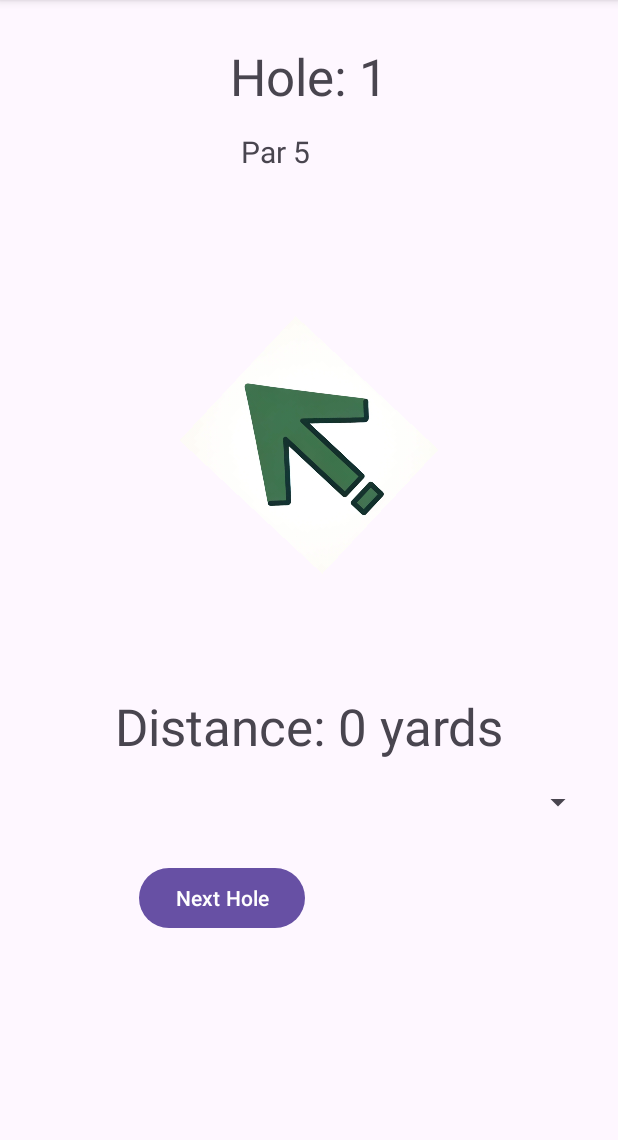
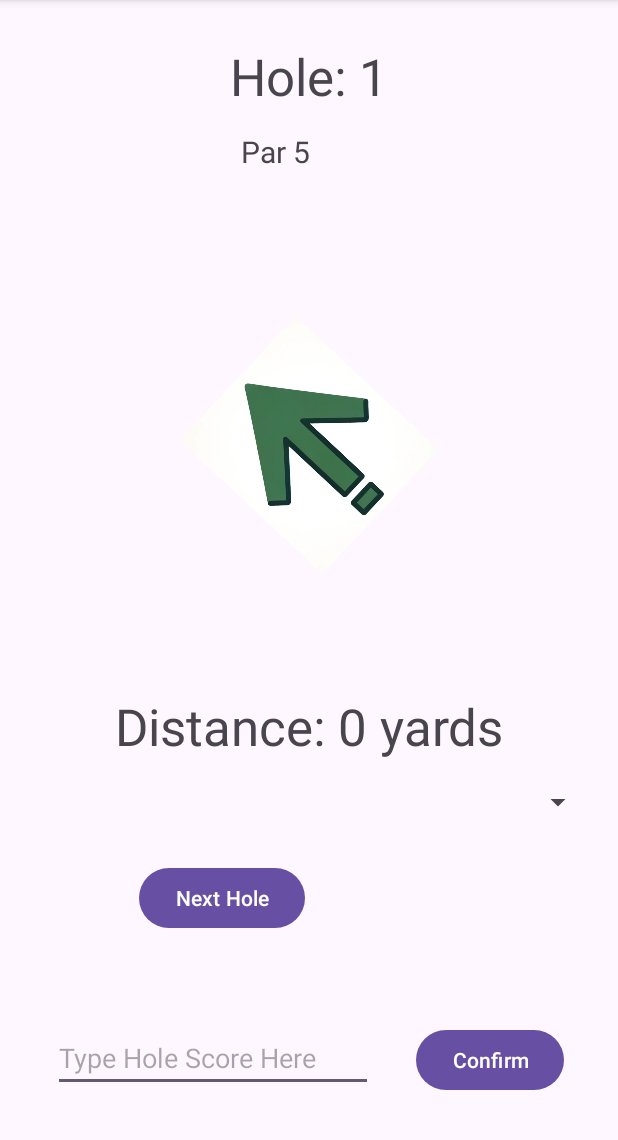
Before and after one commit to knagpal2/BadgerTee, an Android app: the RangeFinder screen opened directly, with no data from a screen before it, on a phone screen of 412 x 824 dp, the part 96-1236 px from its top. Run offline under Robolectric (Android 15) with nearby library versions, the phone set to English and light mode, and no system bars; 4 statements that could not run were skipped.

Commit message:
Created functionality to track each players hole by hole scores using a hashmap

```diff
--- a/app/src/main/res/layout/activity_range_finder.xml
+++ b/app/src/main/res/layout/activity_range_finder.xml
@@ -72,4 +72,30 @@
         app:layout_constraintStart_toEndOf="@+id/btnNextHole"
         app:layout_constraintTop_toBottomOf="@+id/yardage" />
 
+    <EditText
+        android:id="@+id/scoreInput"
+        android:layout_width="wrap_content"
+        android:layout_height="wrap_content"
+        android:layout_marginStart="7dp"
+        android:layout_marginBottom="32dp"
+        android:ems="10"
+        android:hint="Type Hole Score Here"
+        android:inputType="number"
+        app:layout_constraintBottom_toBottomOf="parent"
+        app:layout_constraintEnd_toEndOf="parent"
+        app:layout_constraintEnd_toStartOf="@+id/confirmButton"
+        app:layout_constraintHorizontal_bias="0.179"
+        app:layout_constraintStart_toStartOf="parent" />
+
+    <Button
+        android:id="@+id/confirmButton"
+        android:layout_width="wrap_content"
+        android:layout_height="wrap_content"
+        android:layout_marginEnd="8dp"
+        android:text="Confirm"
+        android:onClick="onScoreSubmit"
+        app:layout_constraintBaseline_toBaselineOf="@+id/scoreInput"
+        app:layout_constraintEnd_toEndOf="parent"
+        app:layout_constraintStart_toEndOf="@+id/scoreInput" />
+
 </androidx.constraintlayout.widget.ConstraintLayout>
```
Also changed, not shown: app/src/main/java/com/cs407/badgertee/RangeFinder.java (+38 -1 lines).
